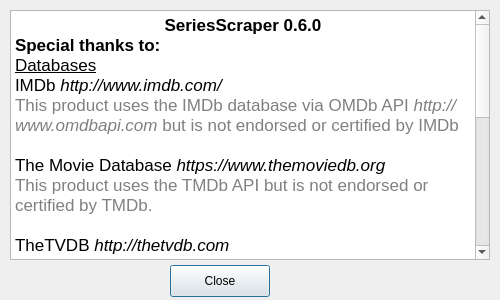
This is SeriesScraper/aboutdialog.ui in martinLutz1/SeriesScraper as Qt 5 draws it before an edit. The edited form follows.
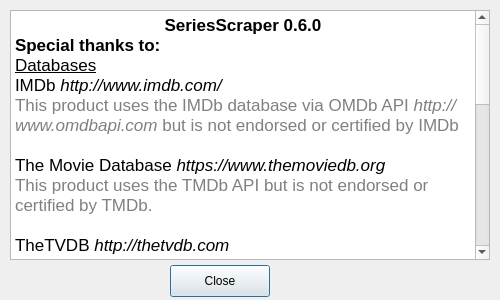
This is the edited form. Icons and pictures are not drawn.

Commit message: Add credit for Qt and speed up rename slider animation.

What changed in the file:
```diff
--- a/SeriesScraper/aboutdialog.ui
+++ b/SeriesScraper/aboutdialog.ui
@@ -92,6 +92,11 @@
 &lt;p style=&quot;-qt-paragraph-type:empty; margin-top:0px; margin-bottom:0px; margin-left:0px; margin-right:0px; -qt-block-indent:0; text-indent:0px; font-family:'.SF NS Text'; font-size:13pt;&quot;&gt;&lt;br /&gt;&lt;/p&gt;
 &lt;p style=&quot; margin-top:0px; margin-bottom:0px; margin-left:0px; margin-right:0px; -qt-block-indent:0; text-indent:0px;&quot;&gt;&lt;span style=&quot; font-family:'.SF NS Text'; font-size:13pt; text-decoration: underline;&quot;&gt;Custom Widgets&lt;/span&gt;&lt;/p&gt;
 &lt;p style=&quot; margin-top:0px; margin-bottom:0px; margin-left:0px; margin-right:0px; -qt-block-indent:0; text-indent:0px;&quot;&gt;&lt;span style=&quot; font-family:'.SF NS Text'; font-size:13pt;&quot;&gt;QProgressIndicator &lt;/span&gt;&lt;span style=&quot; font-family:'.SF NS Text'; font-size:13pt; font-style:italic;&quot;&gt;https://github.com/mojocorp/QProgressIndicator&lt;/span&gt;&lt;/p&gt;
+&lt;p style=&quot;-qt-paragraph-type:empty; margin-top:0px; margin-bottom:0px; margin-left:0px; margin-right:0px; -qt-block-indent:0; text-indent:0px; font-family:'.SF NS Text'; font-size:13pt; font-style:italic;&quot;&gt;&lt;br /&gt;&lt;/p&gt;
+&lt;p style=&quot; margin-top:0px; margin-bottom:0px; margin-left:0px; margin-right:0px; -qt-block-indent:0; text-indent:0px;&quot;&gt;&lt;span style=&quot; font-family:'.SF NS Text'; font-size:13pt;&quot;&gt;And last but definitely not least:&lt;/span&gt;&lt;/p&gt;
+&lt;p style=&quot;-qt-paragraph-type:empty; margin-top:0px; margin-bottom:0px; margin-left:0px; margin-right:0px; -qt-block-indent:0; text-indent:0px; font-family:'.SF NS Text'; font-size:13pt;&quot;&gt;&lt;br /&gt;&lt;/p&gt;
+&lt;p style=&quot; margin-top:0px; margin-bottom:0px; margin-left:0px; margin-right:0px; -qt-block-indent:0; text-indent:0px;&quot;&gt;&lt;span style=&quot; font-family:'.SF NS Text'; font-size:13pt; text-decoration: underline;&quot;&gt;Qt&lt;/span&gt;&lt;/p&gt;
+&lt;p style=&quot; margin-top:0px; margin-bottom:0px; margin-left:0px; margin-right:0px; -qt-block-indent:0; text-indent:0px;&quot;&gt;&lt;span style=&quot; font-family:'.SF NS Text'; font-size:13pt;&quot;&gt;Providing all the nice libraries that make life easy.&lt;/span&gt;&lt;/p&gt;
 &lt;p align=&quot;center&quot; style=&quot;-qt-paragraph-type:empty; margin-top:0px; margin-bottom:0px; margin-left:0px; margin-right:0px; -qt-block-indent:0; text-indent:0px; font-family:'.SF NS Text'; font-size:13pt;&quot;&gt;&lt;br /&gt;&lt;/p&gt;
 &lt;p align=&quot;center&quot; style=&quot;-qt-paragraph-type:empty; margin-top:0px; margin-bottom:0px; margin-left:0px; margin-right:0px; -qt-block-indent:0; text-indent:0px; font-family:'.SF NS Text'; font-size:13pt;&quot;&gt;&lt;br /&gt;&lt;/p&gt;
 &lt;p align=&quot;center&quot; style=&quot; margin-top:0px; margin-bottom:0px; margin-left:0px; margin-right:0px; -qt-block-indent:0; text-indent:0px;&quot;&gt;&lt;span style=&quot; font-family:'.SF NS Text'; font-size:13pt;&quot;&gt;This program is provided AS IS with NO WARRANTY OF ANY KIND.&lt;/span&gt;&lt;/p&gt;
```
The commit also changes 1 other file.
